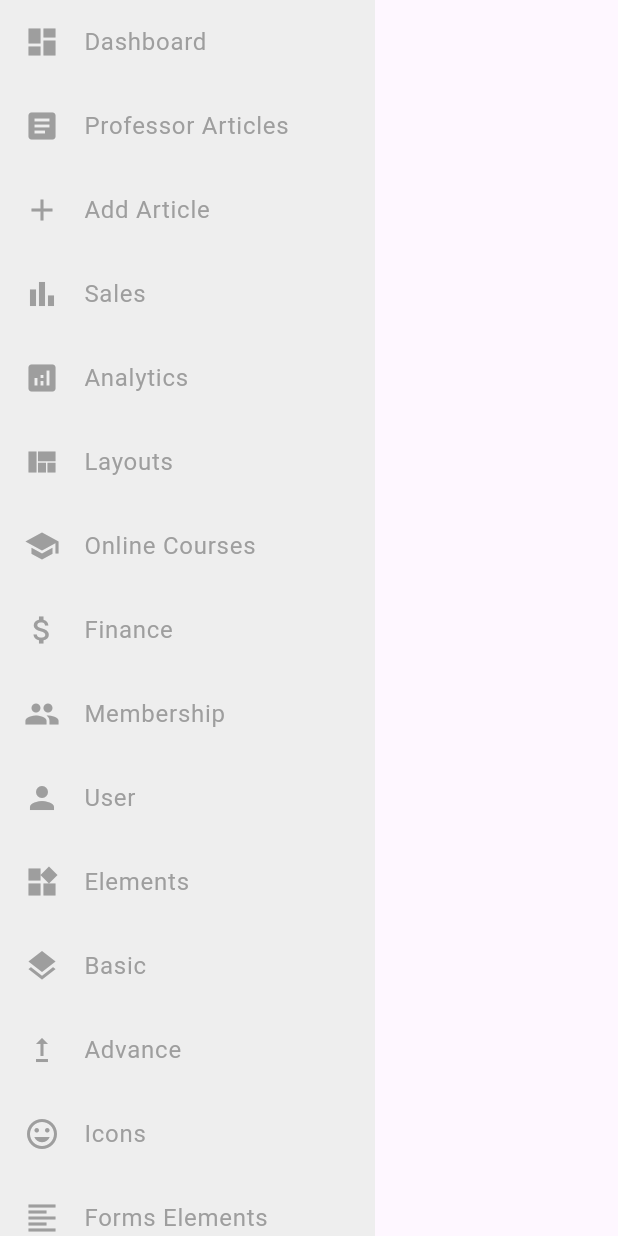
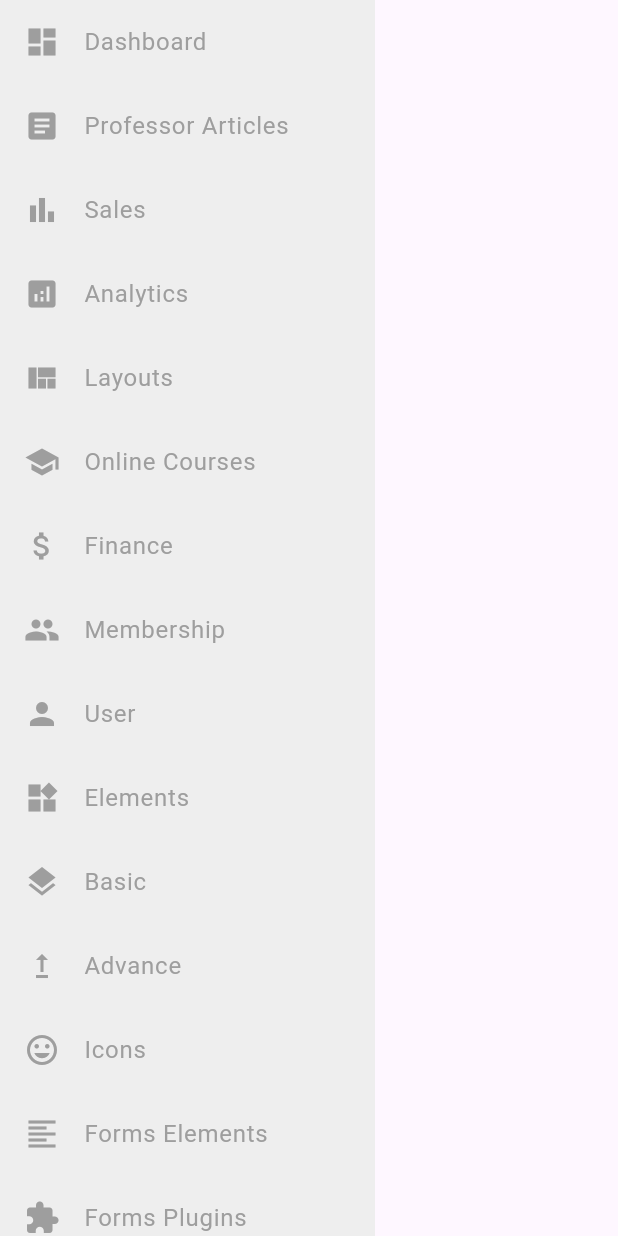
Before and after one commit to Sanjarbek17/tatu_frontend, a Flutter app: the CustomDrawer widget shown alone on an empty page, opened directly with empty values, on a phone screen of 412 x 824 dp. Run offline on Flutter 3.47's test engine with Material 3 defaults, Android fonts, the phone set to English and light mode, and no system bars; our stand-ins replace file_picker, go_router, shared_preferences; missing offline and left inert: dart:html; accounts and stored records are empty; network calls fail.

Commit message:
Refactor article handling: update Article model to use ProfessorProfile, modify AuthProvider to check professor status, and remove StudentArticleProvider integration from router. Update UI components to reflect changes in user roles and access.

```diff
--- a/lib/router.dart
+++ b/lib/router.dart
@@ -6,7 +6,6 @@ import 'package:tatu_frontend/web/screens/auth/login_screen.dart';
 import 'package:tatu_frontend/web/screens/auth/register_screen.dart';
 import 'package:tatu_frontend/web/screens/professor/article_form.dart';
 import 'package:tatu_frontend/web/screens/professor/professor_article_list.dart';
-import 'package:tatu_frontend/web/screens/student/article_list_screen.dart';
 
 class LoginObserver extends NavigatorObserver {
   @override
@@ -64,10 +63,10 @@ final GoRouter router = GoRouter(
       path: LoginScreen.routeName,
       builder: (context, state) => const LoginScreen(),
     ),
-    GoRoute(
-      path: ArticleListScreen.routeName,
-      builder: (context, state) => const ArticleListScreen(),
-    ),
+    // GoRoute(
+    //   path: ArticleListScreen.routeName,
+    //   builder: (context, state) => const ArticleListScreen(),
+    // ),
     GoRoute(
       path: ProfessorArticleListScreen.routeName,
       builder: (context, state) => const ProfessorArticleListScreen(),
--- a/lib/web/models/article.dart
+++ b/lib/web/models/article.dart
@@ -1,3 +1,4 @@
+import 'package:tatu_frontend/web/models/professor_profile.dart';
 import 'package:tatu_frontend/web/models/school_year.dart';
 
 class Article {
@@ -6,7 +7,7 @@ class Article {
   final String description;
   final String file;
   final DateTime createdAt;
-  final int professor; // Changed to int
+  final ProfessorProfile professor; // Changed to int
   final SchoolYear schoolYear; // Changed to int
 
   Article({
@@ -26,7 +27,7 @@ class Article {
       description: json['description'],
       file: json['file'],
       createdAt: DateTime.parse(json['created_at']),
-      professor: json['professor'], // Changed to directly use int
+      professor: ProfessorProfile.fromJson(json['professor']), // Changed to directly use int
       schoolYear: SchoolYear.fromJson(json['school_year']),
     );
   }
@@ -38,7 +39,7 @@ class Article {
       'description': description,
       'file': file,
       'created_at': createdAt.toIso8601String(), // Fixed key to match backend
-      'professor': professor, // Changed to int
+      'professor': professor.toJson(), // Changed to int
       'school_year': schoolYear.toJson(), // Changed to int
     };
   }
--- a/lib/web/providers/auth_provider.dart
+++ b/lib/web/providers/auth_provider.dart
@@ -13,7 +13,7 @@ class AuthProvider with ChangeNotifier {
   StudentProfile? _studentProfile;
 
   String? get token => _token;
-  bool get isProfessor => _isProfessor;
+  bool get isProfessor => professorProfile != null;
   ProfessorProfile? get professorProfile => _professorProfile;
   StudentProfile? get studentProfile => _studentProfile;
 
--- a/lib/web/screens/auth/login_screen.dart
+++ b/lib/web/screens/auth/login_screen.dart
@@ -59,7 +59,8 @@ class _LoginScreenState extends State<LoginScreen> {
       if (isProfessor) {
         context.go('/professor-dashboard');
       } else {
-        context.go('/student-dashboard');
+        context.go('/professor-dashboard');
+        // context.go('/student-dashboard');
       }
     } catch (error) {
       showDialog(
--- a/lib/web/screens/professor/professor_article_list.dart
+++ b/lib/web/screens/professor/professor_article_list.dart
@@ -90,6 +90,11 @@ class _ProfessorArticleListScreenState
                     });
                   },
                   selectedScreen: _selectedScreen, // Pass selected screen
+                  isProfessor:
+                      Provider.of<AuthProvider>(
+                        context,
+                        listen: false,
+                      ).isProfessor, // Professors always have access to professor-specific features
                 ),
                 Expanded(
                   child:
--- a/lib/web/screens/shared/drawer.dart
+++ b/lib/web/screens/shared/drawer.dart
@@ -1,16 +1,39 @@
 import 'package:flutter/material.dart';
 
 class CustomDrawer extends StatelessWidget {
-  final List<Map<String, dynamic>> items = [
-    {'title': 'Dashboard', 'icon': Icons.dashboard, 'screen': '/dashboard'},
+  final bool
+  isProfessor; // Added parameter to determine if the user is a professor
+
+  final List<Map<String, dynamic>> items;
+
+  CustomDrawer({
+    required this.onItemSelected,
+    required this.selectedScreen,
+    required this.isProfessor, // Initialize isProfessor
+    super.key,
+  }) : items = [
+         {
+           'title': 'Dashboard',
+           'icon': Icons.dashboard,
+           'screen': '/dashboard',
+         },
          {
            'title': 'Professor Articles',
            'icon': Icons.article,
            'screen': '/professor-articles',
          },
-    {'title': 'Add Article', 'icon': Icons.add, 'screen': '/add-article'},
+         if (isProfessor)
+           {
+             'title': 'Add Article',
+             'icon': Icons.add,
+             'screen': '/add-article',
+           },
          {'title': 'Sales', 'icon': Icons.bar_chart, 'screen': '/sales'},
-    {'title': 'Analytics', 'icon': Icons.analytics, 'screen': '/analytics'},
+         {
+           'title': 'Analytics',
+           'icon': Icons.analytics,
+           'screen': '/analytics',
+         },
          {'title': 'Layouts', 'icon': Icons.view_quilt, 'screen': '/layouts'},
          {
            'title': 'Online Courses',
@@ -34,7 +57,11 @@ class CustomDrawer extends StatelessWidget {
            'icon': Icons.extension,
            'screen': '/forms-plugins',
          },
-    {'title': 'Landing page', 'icon': Icons.web, 'screen': '/landing-page'},
+         {
+           'title': 'Landing page',
+           'icon': Icons.web,
+           'screen': '/landing-page',
+         },
          {
            'title': 'Authentication',
            'icon': Icons.lock,
@@ -47,12 +74,6 @@ class CustomDrawer extends StatelessWidget {
 
   final Function(String) onItemSelected;
   final String selectedScreen; // Added to track selected screen
-
-  CustomDrawer({
-    required this.onItemSelected,
-    required this.selectedScreen,
-    super.key,
-  });
 
   @override
   Widget build(BuildContext context) {
```
Also changed, not shown: lib/web/screens/student/article_list_screen.dart (deleted, +0 -104 lines), lib/web/widgets/article_list_widget.dart (+17 -11 lines). Lines whose indentation alone changed are shown as unchanged.
